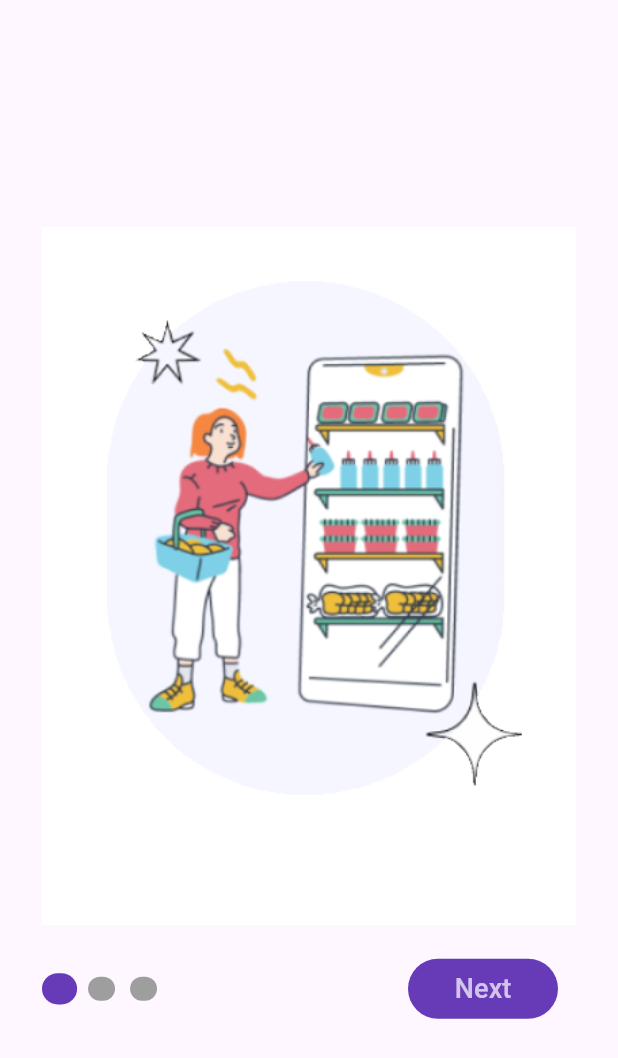
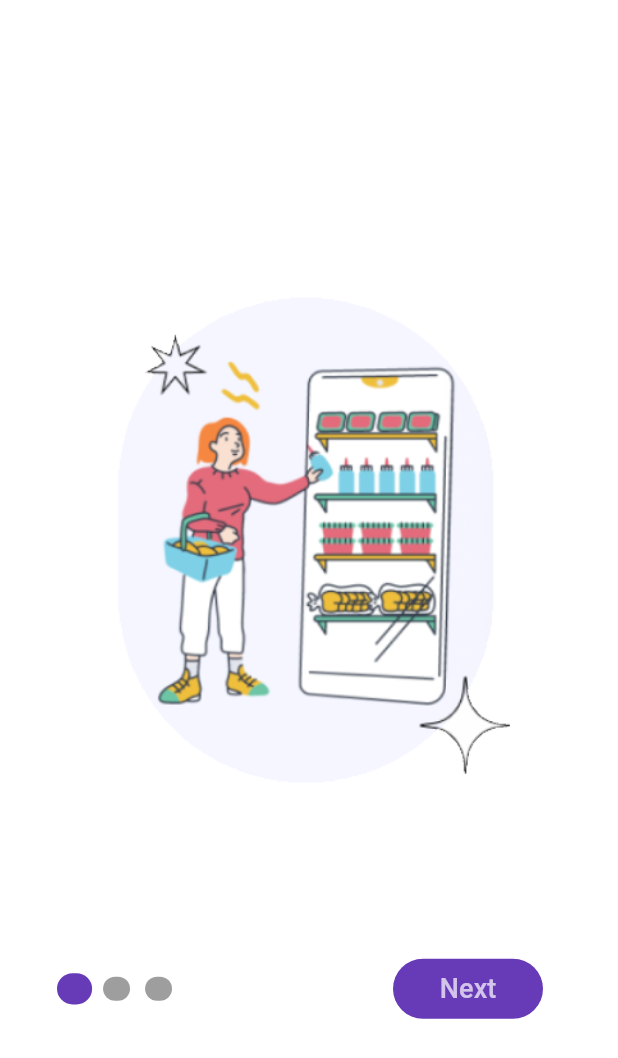
Before and after one commit to youssefhedefa/e_commerce, a Flutter app: the screen it shows after launch, on a phone screen of 412 x 824 dp. Shown: the top 1058 px of the screen. Run offline on Flutter 3.47's test engine with Material 2 defaults, Android fonts, the phone set to English and light mode, and no system bars; drawn by our look-alikes of smooth_page_indicator.

Commit message:
complete onboarding view

```diff
--- a/lib/features/onBoarding/presentation/views/on_boarding_view.dart
+++ b/lib/features/onBoarding/presentation/views/on_boarding_view.dart
@@ -36,13 +36,12 @@ class _OnBoardingViewState extends State<OnBoardingView> {
       });
     });
   }
-
   @override
   Widget build(BuildContext context) {
-    //int currentPage = 0;
     return Scaffold(
+      backgroundColor: Colors.white,
       body: Padding(
-        padding: const EdgeInsets.symmetric(horizontal: 28.0),
+        padding: const EdgeInsets.symmetric(horizontal: 38.0),
         child: Column(
           mainAxisAlignment: MainAxisAlignment.center,
           mainAxisSize: MainAxisSize.max,
@@ -75,7 +74,7 @@ class _OnBoardingViewState extends State<OnBoardingView> {
                   child: buildButton(_currentPage),
                 ),
               ],
-            )
+            ),
           ],
         ),
       ),
```
Also changed, not shown: lib/main.dart (line endings or trailing spaces).
